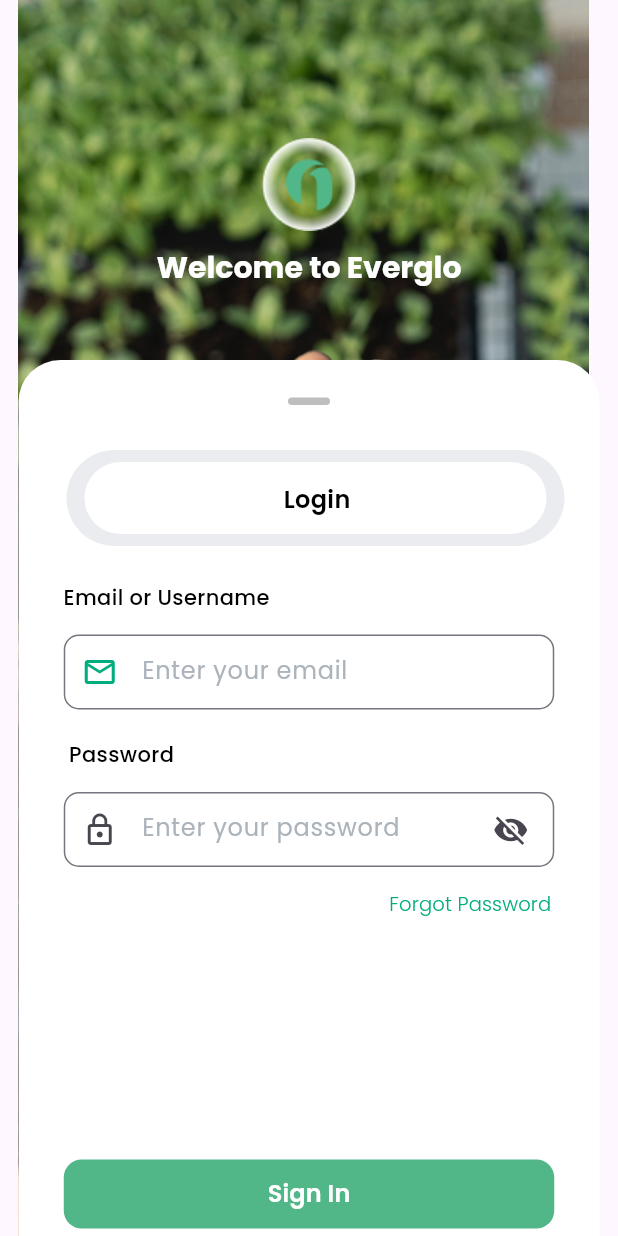
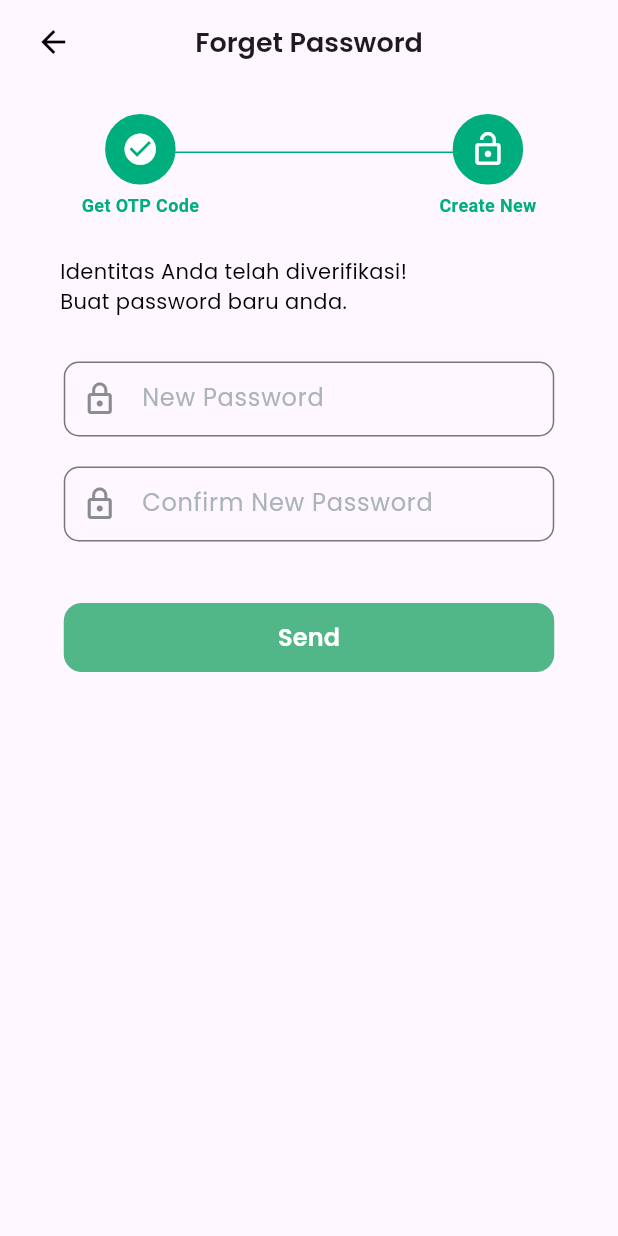
Before and after one commit to TA-Gras-Grus/everglo-mobile, a Flutter app: the screen it shows after launch, on a phone screen of 412 x 824 dp. Run offline on Flutter 3.47's test engine with Material 3 defaults, Android fonts, the phone set to English and light mode, and no system bars; drawn by our look-alikes of flutter_form_builder; our stand-ins replace form_builder_validators, get, google_fonts; missing offline and left inert: dart:ffi, flutter_dynamic_icon.

Commit message:
feature:forgetPassword page slicing

```diff
--- /dev/null
+++ b/lib/app/modules/forgetPassword/views/change_password_view.dart
@@ -0,0 +1,170 @@
+import 'package:everglo_mobile/app/modules/forgetPassword/controllers/forget_password_controller.dart';
+import 'package:everglo_mobile/app/modules/forgetPassword/views/component/forget_password_progress.dart';
+import 'package:flutter/material.dart';
+import 'package:flutter_form_builder/flutter_form_builder.dart';
+
+import 'package:get/get.dart';
+import 'package:google_fonts/google_fonts.dart';
+
+class ChangePasswordView extends GetView<ForgetPasswordController> {
+  ChangePasswordView({Key? key}) : super(key: key);
+  final _formKey = GlobalKey<FormBuilderState>();
+
+  @override
+  Widget build(BuildContext context) {
+    return Scaffold(
+      appBar: AppBar(
+        leading: Padding(
+          padding: EdgeInsets.only(left: 15.0),
+          child: IconButton(
+            icon: Icon(Icons.arrow_back, color: Colors.black),
+            onPressed: () => Navigator.of(context).pop,
+          ),
+        ),
+        title: Text('Forget Password',
+            style: GoogleFonts.poppins(
+              fontSize: 18,
+              fontWeight: FontWeight.w600,
+            )),
+        centerTitle: true,
+      ),
+      body: Center(
+        child: Obx(() {
+          if (controller.isLoading.value) {
+            return const Center(
+              child: Text("Loading"),
+            );
+          } else {
+            return Column(
+              children: [
+                SizedBox(
+                  height: 115,
+                  child: ForgetPasswordProgress(status: "change"),
+                ),
+                Row(
+                  children: [
+                    Padding(
+                      padding: EdgeInsets.only(left: 40),
+                      child: Text(
+                        "Identitas Anda telah diverifikasi! \nBuat password baru anda.",
+                        style: GoogleFonts.poppins(
+                          fontSize: 14,
+                          color: Colors.black,
+                          fontWeight: FontWeight.w400,
+                        ),
+                      ),
+                    ),
+                  ],
+                ),
+                SizedBox(height: 30),
+                FormBuilder(
+                  key: _formKey,
+                  child: Column(
+                    children: [
+                      SizedBox(
+                        width: 327,
+                        height: 50,
+                        child: FormBuilderTextField(
+                          // key: _emailFieldKey,
+                          name: 'newPassword',
+                          focusNode: controller.focusNode,
+                          cursorColor: Color(0xFF00AD7C),
+                          decoration: InputDecoration(
+                            errorStyle: const TextStyle(fontSize: 0.01),
+                            hintText: "New Password",
+                            hintStyle: GoogleFonts.poppins(
+                              fontSize: 16,
+                              color: Color(0xFFABB3BB),
+                            ),
+                            border: OutlineInputBorder(
+                              borderRadius: BorderRadius.circular(10),
+                            ),
+                            prefixIcon: Padding(
+                              padding: EdgeInsets.all(10.0),
+                              child: Icon(
+                                Icons.lock_outline,
+                                color: controller.focusNode.hasFocus
+                                    ? controller.focusedIconColor
+                                    : controller.unfocusedIconColor,
+                              ),
+                            ),
+                            focusedBorder: OutlineInputBorder(
+                                borderSide:
+                                    BorderSide(color: Color(0xFF00AD7C)),
+                                borderRadius: BorderRadius.circular(10)),
+                          ),
+                        ),
+                      ),
+                      SizedBox(height: 20),
+                      SizedBox(
+                        width: 327,
+                        height: 50,
+                        child: FormBuilderTextField(
+                          // key: _emailFieldKey,
+                          name: 'confirmNewPassword',
+                          focusNode: controller.focusNode,
+                          cursorColor: Color(0xFF00AD7C),
+                          decoration: InputDecoration(
+                            errorStyle: const TextStyle(fontSize: 0.01),
+                            hintText: "Confirm New Password",
+                            hintStyle: GoogleFonts.poppins(
+                              fontSize: 16,
+                              color: Color(0xFFABB3BB),
+                            ),
+                            border: OutlineInputBorder(
+                              borderRadius: BorderRadius.circular(10),
+                            ),
+                            prefixIcon: Padding(
+                              padding: EdgeInsets.all(10.0),
+                              child: Icon(
+                                Icons.lock_outline,
+                                color: controller.focusNode.hasFocus
+                                    ? controller.focusedIconColor
+                                    : controller.unfocusedIconColor,
+                              ),
+                            ),
+                            focusedBorder: OutlineInputBorder(
+                                borderSide:
+                                    BorderSide(color: Color(0xFF00AD7C)),
+                                borderRadius: BorderRadius.circular(10)),
+                          ),
+                        ),
+                      ),
+                      SizedBox(height: 40),
+                      MaterialButton(
+                        onPressed: () => controller.onReady(),
+                        //Validate and save the form values
+                        //   _formKey.currentState?.saveAndValidate();
+                        //   debugPrint(
+                        //       _formKey.currentState?.value.toString());
+                        // },
+                        child: Container(
+                          width: 327,
+                          height: 46,
+                          decoration: BoxDecoration(
+                            color: Color(0xFF52B788),
+                            borderRadius: BorderRadius.circular(12),
+                          ),
+                          child: Center(
+                            child: Text(
+                              "Send",
+                              style: GoogleFonts.poppins(
+                                color: Colors.white,
+                                fontSize: 16,
+                                fontWeight: FontWeight.w600,
+                              ),
+                            ),
+                          ),
+                        ),
+                      ),
+                    ],
+                  ),
+                ),
+              ],
+            );
+          }
+        }),
+      ),
+    );
+  }
+}
--- /dev/null
+++ b/lib/app/modules/forgetPassword/views/component/forget_password_progress.dart
@@ -0,0 +1,90 @@
+import 'dart:ffi';
+
+import 'package:flutter/material.dart';
+import 'package:flutter_dynamic_icon/flutter_dynamic_icon.dart';
+
+import 'package:get/get.dart';
+import 'package:google_fonts/google_fonts.dart';
+
+import '../../controllers/forget_password_controller.dart';
+
+class ForgetPasswordProgress extends GetView<ForgetPasswordController> {
+  final String status;
+
+  ForgetPasswordProgress({Key? key, required this.status}) : super(key: key);
+
+  @override
+  Widget build(BuildContext context) {
+    return Scaffold(
+      body: Center(
+        child: Obx(() {
+          if (controller.isLoading.value) {
+            return Center(
+              child: Text("Loading"),
+            );
+          } else {
+            return Column(
+              children: [
+                SizedBox(height: 20),
+                Wrap(
+                  direction: Axis.horizontal,
+                  spacing: -20,
+                  children: [
+                    _progressDetail(
+                        status == 'verify'
+                            ? Icons.lock
+                            : (status == 'change' ? Icons.check_circle : null),
+                        'Get OTP Code',
+                        status == 'verify' || status == 'change'),
+                    Padding(
+                      padding: EdgeInsets.only(top: 25),
+                      child: Container(
+                        width: 200,
+                        height: 1,
+                        color: status == 'change'
+                            ? Color(0xFF00AD7C)
+                            : Colors.grey,
+                      ),
+                    ),
+                    _progressDetail(
+                        Icons.lock_open, 'Create New', status == 'change'),
+                  ],
+                ),
+              ],
+            );
+          }
+        }),
+      ),
+    );
+  }
+
+  Widget _progressDetail(IconData? iconData, String text, bool isActive) {
+    return Column(
+      children: [
+        Container(
+          decoration: BoxDecoration(
+            color: isActive ? Color(0xFF00AD7C) : Colors.white,
+            border: Border.all(
+                color: isActive ? Color(0xFF00AD7C) : Colors.grey, width: 1),
+            borderRadius: BorderRadius.circular(25),
+          ),
+          padding: EdgeInsets.all(10),
+          child: Icon(
+            iconData ?? Icons.lock,
+            color: isActive ? Colors.white : Colors.grey,
+            size: 25,
+          ),
+        ),
+        SizedBox(height: 5),
+        Text(
+          text,
+          style: TextStyle(
+            fontWeight: FontWeight.bold,
+            fontSize: 12,
+            color: isActive ? Color(0xFF00AD7C) : Colors.grey,
+          ),
+        ),
+      ],
+    );
+  }
+}
--- a/lib/app/routes/app_pages.dart
+++ b/lib/app/routes/app_pages.dart
@@ -1,5 +1,9 @@
+import 'package:everglo_mobile/app/modules/forgetPassword/views/change_password_view.dart';
+import 'package:everglo_mobile/app/modules/forgetPassword/views/verify_o_t_p_view.dart';
 import 'package:get/get.dart';
 
+import '../modules/forgetPassword/bindings/forget_password_binding.dart';
+import '../modules/forgetPassword/views/component/forget_password_progress.dart';
 import '../modules/home/bindings/home_binding.dart';
 import '../modules/home/views/home_view.dart';
 import '../modules/login/bindings/login_binding.dart';
@@ -12,7 +16,7 @@
 class AppPages {
   AppPages._();
 
-  static const INITIAL = Routes.LOGIN;
+  static const INITIAL = Routes.FORGET_PASSWORD;
 
   static final routes = [
     GetPage(
@@ -30,5 +34,10 @@
       page: () => LoginView(),
       binding: LoginBinding(),
     ),
+    GetPage(
+      name: _Paths.FORGET_PASSWORD,
+      page: () => ChangePasswordView(),
+      binding: ForgetPasswordBinding(),
+    ),
   ];
 }
--- a/lib/app/routes/app_routes.dart
+++ b/lib/app/routes/app_routes.dart
@@ -6,6 +6,7 @@
   static const HOME = _Paths.HOME;
   static const SPLASH_SCREEN = _Paths.SPLASH_SCREEN;
   static const LOGIN = _Paths.LOGIN;
+  static const FORGET_PASSWORD = _Paths.FORGET_PASSWORD;
 }
 
 abstract class _Paths {
@@ -13,4 +14,5 @@
   static const HOME = '/home';
   static const SPLASH_SCREEN = '/splash-screen';
   static const LOGIN = '/login';
+  static const FORGET_PASSWORD = '/forget-password';
 }
--- a/lib/main.dart
+++ b/lib/main.dart
@@ -1,5 +1,4 @@
 import 'package:flutter/material.dart';
-
 import 'package:get/get.dart';
 
 import 'app/routes/app_pages.dart';
--- a/pubspec.yaml
+++ b/pubspec.yaml
@@ -11,6 +11,7 @@
   flutter:
     sdk: flutter
   flutter_dotenv: ^5.1.0
+  flutter_dynamic_icon: ^2.1.0
   flutter_form_builder: ^9.2.1
   form_builder_validators: ^9.1.0
   get: 4.6.6
```
Also changed, not shown: lib/app/modules/forgetPassword/bindings/forget_password_binding.dart (added, +12 -0 lines), lib/app/modules/forgetPassword/controllers/forget_password_controller.dart (added, +100 -0 lines), lib/app/modules/forgetPassword/views/verify_o_t_p_view.dart (added, +275 -0 lines), pubspec.lock, 1 other file.
